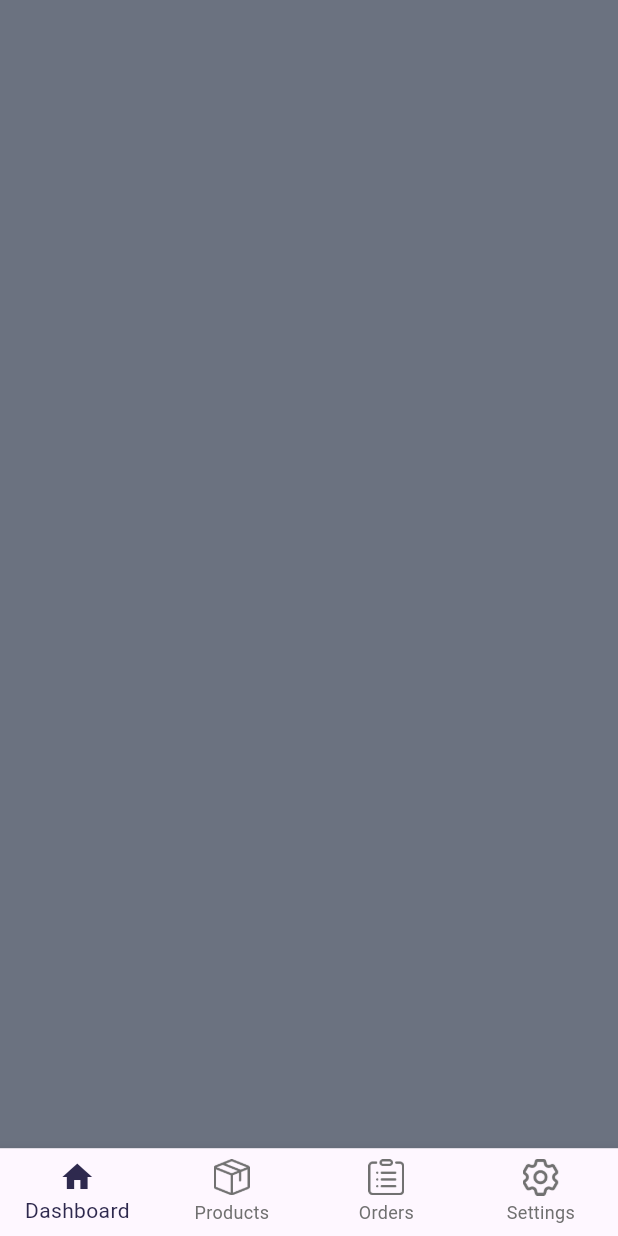
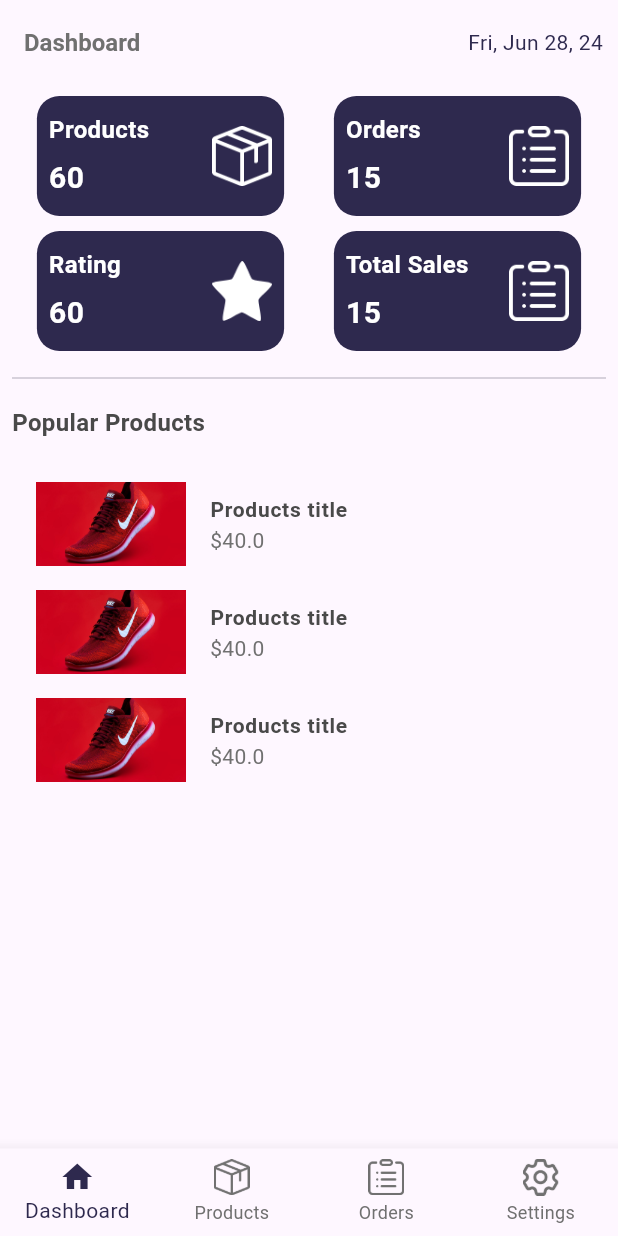
Before and after one commit to denizguvel/ecommerce1_seller, a Flutter app: the screen it shows after launch, after a tap on "Login", on a phone screen of 412 x 824 dp. Run offline on Flutter 3.47's test engine with Material 3 defaults, Android fonts, the phone set to English and light mode, and no system bars; our stand-ins replace firebase_core, get, velocity_x; accounts and stored records are empty.

Commit message:
Login & Home Screen changes

```diff
--- a/lib/const/images.dart
+++ b/lib/const/images.dart
@@ -9,4 +9,4 @@ const icProfile = "assets/icons/profile.png";
 const icShopSettings = "assets/icons/shop_setting.png";
 const icStar = "assets/icons/star.png";
 const icVerify = "assets/icons/verify.png";
-const imgProduct = "assets/icons/product.png";
+const imgProduct = "assets/product.jpg";
--- a/lib/const/strings.dart
+++ b/lib/const/strings.dart
@@ -8,7 +8,11 @@ const appname = "eMart Seller App",
     emailHint = "eg. test@emart.com",
     passwordHint = "* * * * * *",
     dashboard = "Dashboard",
+    rating = "Rating",
+    totalSales = "Total Sales",
+    popular = "Popular Products",
     orders = "Orders",
+    loginTo = "Login to your account",
     products = "Products",
     settings = "Settings",
     credit = "@DG";
--- a/lib/views/auth_screen/login_screen.dart
+++ b/lib/views/auth_screen/login_screen.dart
@@ -12,6 +12,7 @@ class LoginScreen extends StatelessWidget {
   @override
   Widget build(BuildContext context) {
     return Scaffold(
+      resizeToAvoidBottomInset: false,
       backgroundColor: purpleColor,
       body: SafeArea(
         child: Padding(
@@ -33,11 +34,15 @@ class LoginScreen extends StatelessWidget {
                   boldText(text: appname, size: 20.0)
                 ],
               ),
-              60.heightBox,
+              40.heightBox,
+              normalText(text: loginTo, size: 18.0, color: lightGrey),
+              10.heightBox,
               Column(
                 children: [
                   TextFormField(
                     decoration: const InputDecoration(
+                      fillColor: textfieldGrey,
+                      filled: true,
                       prefixIcon: Icon(Icons.email, color: purpleColor),
                       border: InputBorder.none,
                       hintText: emailHint
@@ -46,6 +51,8 @@ class LoginScreen extends StatelessWidget {
                   10.heightBox,
                   TextFormField(
                     decoration: const InputDecoration(
+                      fillColor: textfieldGrey,
+                      filled: true,
                       prefixIcon: Icon(Icons.lock, color: purpleColor),
                       border: InputBorder.none,
                       hintText: passwordHint
--- a/lib/views/home_screen/home_screen.dart
+++ b/lib/views/home_screen/home_screen.dart
@@ -1,13 +1,64 @@
 import 'package:ecommerce1_seller/const/const.dart';
+import 'package:ecommerce1_seller/views/widgets/dashboard_button.dart';
+import 'package:ecommerce1_seller/views/widgets/normal_text.dart';
 import 'package:flutter/material.dart';
+import 'package:intl/intl.dart' as intl;
 
 class HomeScreen extends StatelessWidget {
   const HomeScreen({Key? key}) : super(key: key);
 
   @override
   Widget build(BuildContext context) {
-    return Container(
-      color: Vx.randomColor,
+    return Scaffold(
+      appBar: AppBar(
+        automaticallyImplyLeading: false,
+        title: boldText(text: dashboard, color: darkGrey, size: 16.0),
+        actions: [
+          Center(
+            child: normalText(text: intl.DateFormat('EEE, MMM d, ' 'yy').format(DateTime.now()), color: purpleColor),
+          ),
+          10.widthBox
+        ],
+      ),
+      body: Padding(
+        padding: const EdgeInsets.all(8.0),
+        child: Column(
+          crossAxisAlignment: CrossAxisAlignment.start,
+          children: [
+            Row(
+              mainAxisAlignment: MainAxisAlignment.spaceAround,
+              children: [
+                dashboardButton(context, title: products, count: "60", icon: icProducts),
+                dashboardButton(context, title: orders, count: "15", icon: icOrders)
+              ],
+            ),
+            10.heightBox,
+            Row(
+              mainAxisAlignment: MainAxisAlignment.spaceAround,
+              children: [
+                dashboardButton(context, title: rating, count: "60", icon: icStar),
+                dashboardButton(context, title: totalSales, count: "15", icon: icOrders)
+              ],
+            ),
+            10.heightBox,
+            const Divider(),
+            10.heightBox,
+            boldText(text: popular, color: fontGrey, size: 16.0),
+            20.heightBox,
+            ListView(
+              shrinkWrap: true,
+              children: List.generate(
+                3,
+                (index) => ListTile(
+                  leading: Image.asset(imgProduct, width: 100, height: 100, fit: BoxFit.cover),
+                  title: boldText(text: "Products title", color: fontGrey),
+                  subtitle: normalText(text: "\$40.0", color: darkGrey),
+                )
+              ),
+            )
+          ],
+        ),
+      ),
     );
   }
 }
--- /dev/null
+++ b/lib/views/widgets/dashboard_button.dart
@@ -0,0 +1,27 @@
+import 'package:ecommerce1_seller/const/const.dart';
+import 'package:ecommerce1_seller/const/strings.dart';
+import 'package:ecommerce1_seller/views/widgets/normal_text.dart';
+
+Widget dashboardButton(context, {title, count, icon}) {
+  var size = MediaQuery.of(context).size;
+  return Row(
+    children: [
+      Expanded(
+        child: Column(
+          crossAxisAlignment: CrossAxisAlignment.start,
+          mainAxisAlignment: MainAxisAlignment.spaceAround,
+          children: [
+            boldText(text: title, size: 16.0),
+            boldText(text: count, size: 20.0)
+          ],
+        )
+      ),
+      Image.asset(icon, width: 40, color: white),
+    ],
+  ).box
+  .color(purpleColor)
+  .rounded
+  .size(size.width * 0.4, 80)
+  .padding(const EdgeInsets.all(8))
+  .make();
+}
```
